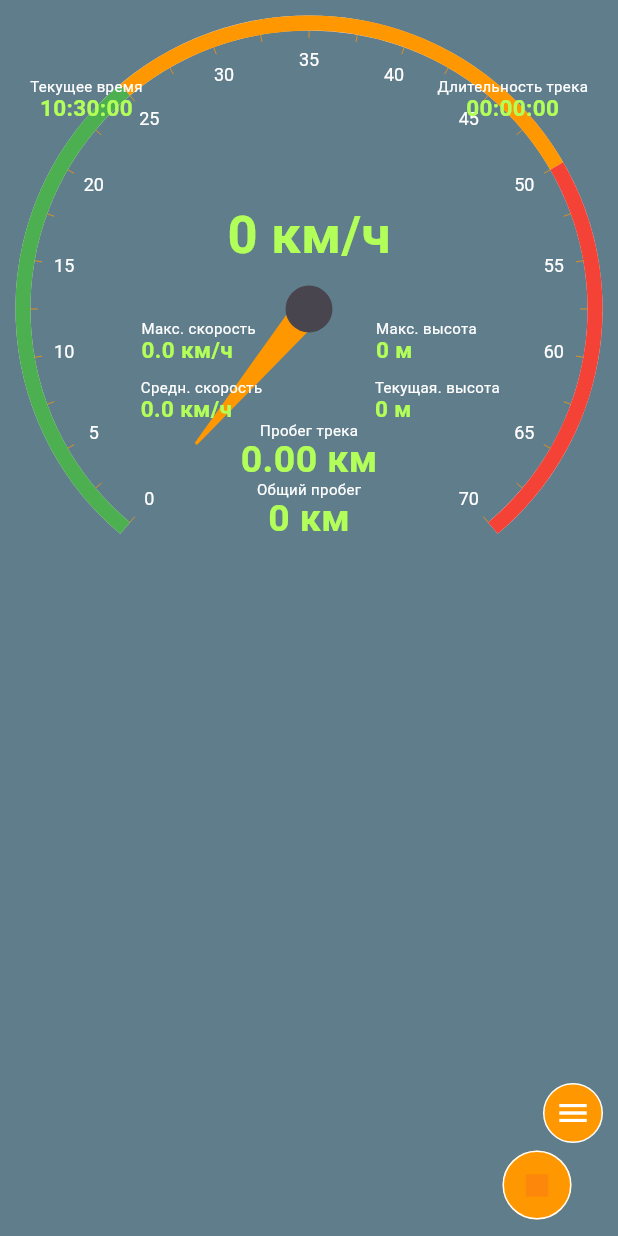
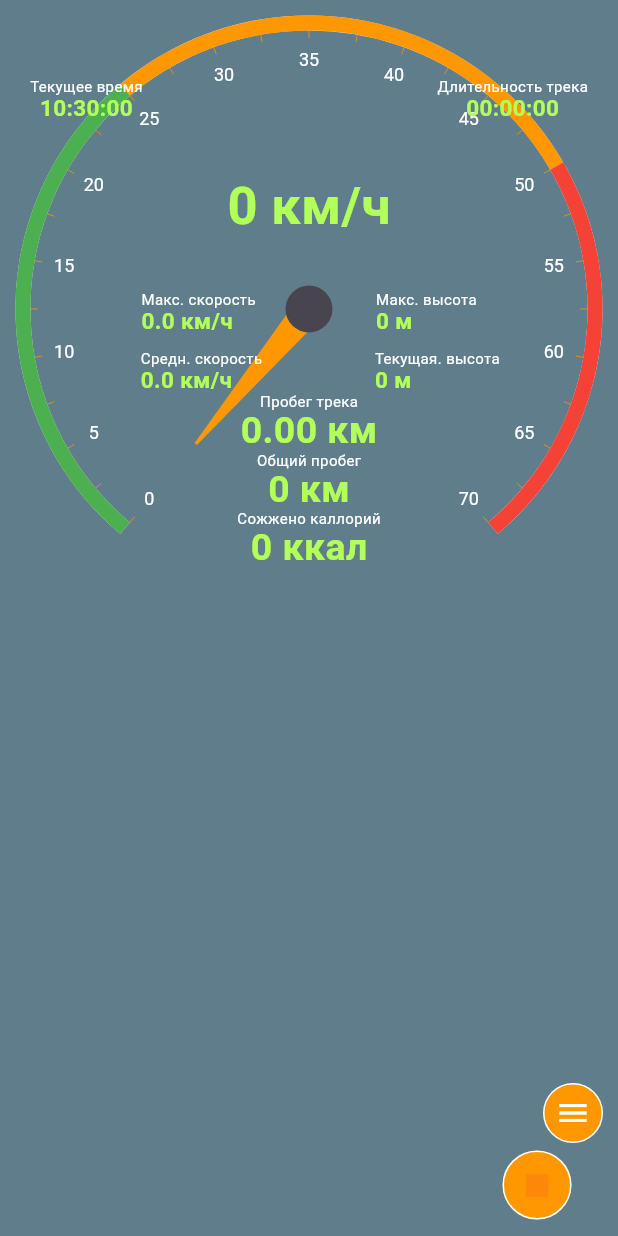
Before and after one commit to FeofanGreek/biketracker, a Flutter app: the screen it shows after launch, after a tap on the "fiber manual record" icon, on a phone screen of 412 x 824 dp. Run offline on Flutter 3.47's test engine with Material 3 defaults, Android fonts, the phone set to English and light mode, and no system bars; drawn by our look-alikes of fl_chart, syncfusion_flutter_gauges; our stand-ins replace auto_size_text, flutter_map, geolocator, go_router, latlong2, mask_text_input_formatter and 4 more; missing offline and left inert: dart:html, flutter_background, flutter_verification_code, flutter_webrtc, motion_sensors, vector_map_tiles; accounts and stored records are empty; network calls fail.

Commit message:
добавил расчет калорий

```diff
--- /dev/null
+++ b/lib/calories_calculator.dart
@@ -0,0 +1,10 @@
+double userWeight = 90; // вес пользователя в килограммах
+
+// Определяем MET по средней скорости
+double getMET(double speed) {
+  if (speed < 16) return 4.0;
+  if (speed < 19) return 6.0;
+  if (speed < 22) return 8.0;
+  if (speed < 25) return 10.0;
+  return 12.0;
+}
--- a/lib/main.dart
+++ b/lib/main.dart
@@ -42,7 +42,8 @@ Track trackModel = Track(
     circlesStory: [],
     heightStory: []
 );
-DBdriver db = DBdriver();
+
+DbDriver db = DbDriver();
 
 ViewTunes viewTunes = ViewTunes();
 
@@ -55,7 +56,7 @@ final router = GoRouter(
   routes: [
     GoRoute(
       path: '/',
-      builder: (_, __) => MyApp(),
+      builder: (_, __) => const MyApp(),
       routes: [
         GoRoute(
           path: 'videocall',
@@ -63,7 +64,7 @@ final router = GoRouter(
         ),
         GoRoute(
           path: 'getsharedroute',
-          builder: (_, __) => MyApp(),
+          builder: (_, __) => const MyApp(),
         ),
       ],
     ),
@@ -111,10 +112,10 @@ void main() {
 
 ///for chat
 Future<bool> startForegroundService() async {
-  final androidConfig = FlutterBackgroundAndroidConfig(
+  const androidConfig = FlutterBackgroundAndroidConfig(
     notificationTitle: 'Title of the notification',
     notificationText: 'Text of the notification',
-    notificationImportance: AndroidNotificationImportance.Default,
+    notificationImportance: AndroidNotificationImportance.normal,
     notificationIcon: AndroidResource(
         name: 'background_icon',
         defType: 'drawable'), // Default is ic_launcher from folder mipmap
@@ -162,7 +163,7 @@ class MyHomePage extends StatefulWidget {
 
 class MyHomePageState extends State<MyHomePage> with WidgetsBindingObserver {
   static late MyHomePageState instance;
-  double ScreenWidth = 0.0;
+  double screenWidth = 0.0;
   bool showCart = true;
 
 setter(){
@@ -176,7 +177,7 @@ openVariables()async {
 bool portrait = true;
 
 showSnack() {
-  Timer(Duration(seconds: 1), () {
+  Timer(const Duration(seconds: 1), () {
     if (viewTunes.mapTable == 0) {
       Random random = Random();
       int randomNumber = random.nextInt(promts_map.length - 1);
@@ -198,7 +199,9 @@ showSnack() {
     motionSensors.screenOrientation.listen((ScreenOrientationEvent event) {
       event.angle == 0 || event.angle == 180 || event.angle == -180.0 ?
       portrait = true : portrait = false;
-      print(event.angle);
+      if (kDebugMode) {
+        debugPrint(event.angle.toString());
+      }
       setter();
     });
 
@@ -209,7 +212,7 @@ showSnack() {
     openVariables();
     ///проверить наличие БД
 
-    db.setDB();
+    db.setdb();
     WakelockPlus.enable();
     WakelockPlus.toggle(enable: true);
     super.initState();
@@ -234,39 +237,45 @@ showSnack() {
     // Приложение выключено
 
     if(state == AppLifecycleState.inactive){
-      print('Приложение не активно');
+      if (kDebugMode) {
+        print('Приложение не активно');
+      }
     }
     else if(state == AppLifecycleState.detached){
-      print('Приложение выключено');
+      if (kDebugMode) {
+        print('Приложение выключено');
+      }
       if(!trackModel.recordInProgress) {
         trackModel.stopRecord();
       }
     }
     else if(state == AppLifecycleState.paused){
-      print('приложение свернуто');
+      if (kDebugMode) {
+        print('приложение свернуто');
+      }
     }
     else if(state == AppLifecycleState.resumed){
-      kDebugMode ? print('🔙 Вернулись в приложение') : null;
+      if(kDebugMode )print('🔙 Вернулись в приложение');
 
     }
   }
 
   @override
   Widget build(BuildContext context) {
-    ScreenWidth = MediaQuery.of(context).size.width;
+    screenWidth = MediaQuery.of(context).size.width;
     return Scaffold(
       backgroundColor: Colors.blueGrey,
       body: viewTunes.mapTable == 0 ? Stack(
         children: [
           GraphicsView(),
-          Buttons()
+          const Buttons()
 
         ],
       )
           : Stack(
           children: [
             TableView(),
-            Buttons()
+            const Buttons()
 
           ],
       )
--- a/lib/map.dart
+++ b/lib/map.dart
@@ -1,8 +1,5 @@
 
 import 'dart:async';
-import 'dart:math';
-import 'package:biketracker/utils.dart';
-import 'package:biketracker/variables.dart';
 import 'package:biketracker/widgets/compas.dart';
 import 'package:flutter/cupertino.dart';
 import 'package:flutter/material.dart';
@@ -16,6 +13,8 @@ import 'main.dart';
 
 
 class MapFlutter extends StatefulWidget {
+  const MapFlutter({super.key});
+
 
   @override
   MapFlutterState createState() => MapFlutterState();
@@ -40,9 +39,9 @@ class MapFlutterState extends State<MapFlutter> {
       _style = await _readStyle();
     } catch (e, stack) {
       // ignore: avoid_print
-      print(e);
+      debugPrint(e.toString());
       // ignore: avoid_print
-      print(stack);
+      debugPrint(stack.toString());
       //_error = e;
     }
     if(mounted)setState(() {});
@@ -75,7 +74,7 @@ class MapFlutterState extends State<MapFlutter> {
 
   @override
   Widget build(BuildContext context) {
-    return _style == null ? SizedBox.shrink()
+    return _style == null ? const SizedBox.shrink()
         : FlutterMap(
         mapController: trackModel.controllerMap,
         options: MapOptions(
@@ -83,23 +82,25 @@ class MapFlutterState extends State<MapFlutter> {
             trackModel.targetCoords = coords;
             MyHomePageState.instance.setter();
           },
-            center: trackModel.currenLocation,
-            zoom: 18,
+            initialCenter: trackModel.currenLocation,
+            initialZoom: 18,
             maxZoom: 22,
-            interactiveFlags: InteractiveFlag.drag |
+          interactionOptions: const InteractionOptions(
+            flags: InteractiveFlag.drag |
             InteractiveFlag.flingAnimation |
             InteractiveFlag.pinchMove |
             InteractiveFlag.pinchZoom |
             InteractiveFlag.doubleTapZoom,
+          ),
 
         ),
-        nonRotatedChildren: [
-              Positioned(
-              top:10,
-              right: 10,
-                  child:CompassWidget()
-              ),
-            ],
+        // nonRotatedChildren: [
+        //       Positioned(
+        //       top:10,
+        //       right: 10,
+        //           child:CompassWidget()
+        //       ),
+        //     ],
         children: [
           VectorTileLayer(
               tileProviders: _style!.providers,
@@ -109,10 +110,10 @@ class MapFlutterState extends State<MapFlutter> {
               tileOffset: TileOffset.mapbox,
               layerMode: VectorTileLayerMode.vector),
 
-          PolylineLayer(
+          if((trackModel.ploylinePositions??[]).isNotEmpty)PolylineLayer(
               polylines: [
                 Polyline(
-                    points: trackModel.ploylinePositions!,
+                    points: trackModel.ploylinePositions??[],
                     strokeWidth: 4,
                     color: Colors.lightGreenAccent
                 )
@@ -122,19 +123,19 @@ class MapFlutterState extends State<MapFlutter> {
               markers: [
                 Marker(
                     point: trackModel.currenLocation,
-                    builder: (BuildContext context) => Transform.rotate(
-                      angle: trackModel.azimuth * pi / 180,
-                      child:const Icon(CupertinoIcons.location_north_fill, color: Colors.orange,)
+                    child: Transform.rotate(
+                        angle: trackModel.azimuth * pi / 180,
+                        child:const Icon(CupertinoIcons.location_north_fill, color: Colors.orange,)
                     )
 
                 ),
                 Marker(
                     point: trackModel.targetCoords,
-                    builder: (BuildContext context) => Transform.rotate(
+                    child: Transform.rotate(
                         angle: trackModel.azimuth * pi / 180,
                         child:GestureDetector(
     onTap: (){
-      trackModel.targetCoords = LatLng(0.0, 0.0);
+      trackModel.targetCoords = const LatLng(0.0, 0.0);
     },
                           child: const Icon(CupertinoIcons.star, color: Colors.yellow,),
     )
@@ -143,6 +144,11 @@ class MapFlutterState extends State<MapFlutter> {
                 )
               ]
           ),
+          Positioned(
+              top:10,
+              right: 10,
+              child:CompassWidget()
+          ),
       ]
     );
   }
--- a/lib/model.dart
+++ b/lib/model.dart
@@ -9,6 +9,7 @@ import 'package:latlong2/latlong.dart';
 import 'package:shared_preferences/shared_preferences.dart';
 import 'package:sqflite/sqflite.dart';
 import 'package:path/path.dart';
+import 'calories_calculator.dart';
 import 'main.dart';
 import 'dart:io';
 
@@ -54,9 +55,14 @@ class Track{
   List<LatLng>? ploylinePositions = [];
   bool recordInProgress = false;
   late StreamSubscription<Position> positionStream;
-  LatLng currenLocation = LatLng(0.0,0.0);
-  LatLng targetCoords = LatLng(0.0,0.0);
+  LatLng currenLocation = const LatLng(0.0,0.0);
+  LatLng targetCoords = const LatLng(0.0,0.0);
   final MapController controllerMap = MapController();
+
+
+  // Вычисляем длительность в часах
+  double get durationInHours => trackDuration!.inSeconds / 3600;
+  double get caloriesBurned => elevationCoeff() * userWeight * durationInHours;
 
   Track({
     this.trackID,
@@ -73,8 +79,36 @@ class Track{
     required this.heightStory
   });
 
+  ///учет изменения высоты
+  double elevationCoeff(){
+    double gainUp = 0;
+    double gainDown = 0;
 
-  factory Track.fromMap(Map<String, dynamic> _json) => Track(circlesStory: [], heightStory: []);
+    for (int i = 1; i < heightStory.length; i++) {
+      double delta = heightStory[i] - heightStory[i - 1];
+
+      if (delta > 0) {
+        gainUp += delta;
+      } else {
+        gainDown += -delta;
+      }
+    }
+
+// Коэффициент коррекции MET: чем больше подъемов — тем выше MET
+    double elevationFactor = 1.0;
+
+    if (gainUp > 50 && gainUp > gainDown) {
+      elevationFactor += (gainUp - gainDown) / 200; // 1 MET на каждые 200 м превышения набора над спуском
+      elevationFactor = elevationFactor.clamp(1.0, 1.5); // Ограничим рост MET максимум до +50%
+    }
+
+    double metBase = getMET(middleSpeed!); // Как раньше по средней скорости
+    double metCorrected = metBase * elevationFactor;
+    return metCorrected;
+  }
+
+
+  factory Track.fromMap(Map<String, dynamic> json) => Track(circlesStory: [], heightStory: []);
 
   ///stoping record track
   Future<bool>stopRecord()async{
@@ -86,8 +120,8 @@ class Track{
       maxHeight = 0;
       ploylinePositions = [];
       positions = [];
-      trackDuration = Duration(seconds: 0);
-      circleDuration = Duration(seconds: 0);
+      trackDuration = const Duration(seconds: 0);
+      circleDuration = const Duration(seconds: 0);
       //circlesStory = [];
       stopTime = DateTime.now();
       startCircle = DateTime.now();
@@ -99,7 +133,7 @@ class Track{
   }
 
   ///starting record track
-  startRecord(){
+ void startRecord(){
     name = '${DateFormat.yMMMd('ru').format(DateTime.now())} ${DateFormat.Hms('ru').format(DateTime.now())}';
     startTime = DateTime.now();
     trackID = 0;
@@ -109,16 +143,15 @@ class Track{
     maxHeight = 0;
     ploylinePositions = [];
     positions = [];
-    trackDuration = Duration(seconds: 0);
-    circleDuration = Duration(seconds: 0);
+    trackDuration = const Duration(seconds: 0);
+    circleDuration = const Duration(seconds: 0);
     circlesStory = [];
     startTime = DateTime.now();
     startCircle = DateTime.now();
     heightStory = [];
   }
 
-
-  setValues(Position position)async{
+  Future<void> setValues(Position position)async{
 
       speed = position.speed * 3.6;
       speeds.add(position.speed * 3.6);
@@ -157,30 +190,30 @@ class Track{
       trackID == 0 && recordInProgress ? ploylinePositions!.add(currenLocation) : null;
       try{
         ///перемещать карту тогда когда идет запись трека и трекИД == 0
-        trackID == 0 ? controllerMap.move(currenLocation, controllerMap.zoom) : null;
-      }catch(e){}
-
+        trackID == 0 ? controllerMap.move(currenLocation, controllerMap.camera.zoom) : null;
+      }catch(e){
+        debugPrint(e.toString());
+      }
       MyHomePageState.instance.setter();
-
   }
 
 }
 
-class DBdriver{
+class DbDriver{
 
-  getDBPath()async{
+  getDbPath()async{
     var databasesPath = await getDatabasesPath();
     String path = join(databasesPath, 'test.db');
     return path;
   }
 
   ///определяем есть ли БД или еще нет
-  Future<bool>ExistsDB()async{
-    return await File(await getDBPath()).exists();
+  Future<bool>existsDb()async{
+    return await File(await getDbPath()).exists();
   }
 
-  setDB()async{
-    if(await ExistsDB()){
+  Future<bool> setdb()async{
+    if(await existsDb()){
       ///БД есть возвращаем удачу
       return true;
     }else{
@@ -191,12 +224,12 @@ class DBdriver{
   }
 
   ///создавалка всех таблиц
-  createTables()async{
-    Database database = await openDatabase(await getDBPath(), version: 1,);
-    await database.transaction((DB) async {
+  Future<void> createTables()async{
+    Database database = await openDatabase(await getDbPath(), version: 1,);
+    await database.transaction((db) async {
       ///создаем таблицу треков
 
-      await DB.rawQuery('CREATE TABLE Tracks ('
+      await db.rawQuery('CREATE TABLE Tracks ('
           'id INTEGER PRIMARY KEY, '
           'maxSpeed REAL, '
           'middleSpeed REAL, '
@@ -215,9 +248,9 @@ class DBdriver{
   ///записать трек
   Future<int>recordTrack(Track track)async{
     int result = 0;
-    Database database = await openDatabase(await getDBPath(), version: 1,);
-    await database.transaction((DB) async {
-      result = await DB.rawInsert('INSERT INTO [Tracks] ([maxSpeed], [middleSpeed], [maxHeight], [trackDuration], [currentDistance], [ploylinePositions], [circles], [heights], [startTime], [stopTime], [name]) '
+    Database database = await openDatabase(await getDbPath(), version: 1,);
+    await database.transaction((db) async {
+      result = await db.rawInsert('INSERT INTO [Tracks] ([maxSpeed], [middleSpeed], [maxHeight], [trackDuration], [currentDistance], [ploylinePositions], [circles], [heights], [startTime], [stopTime], [name]) '
           'VALUES(?,?,?,?,?,?,?,?,?,?,?)',
           [
             track.maxSpeed,
@@ -239,9 +272,9 @@ class DBdriver{
   ///get track list
   Future<List<Track>> getTrackList()async{
     List<Track> tracks = [];
-    Database database = await openDatabase(await getDBPath(), version: 1,);
-    await database.transaction((DB) async {
-      await DB.rawQuery('SELECT * FROM [Tracks] WHERE 1').then((value){
+    Database database = await openDatabase(await getDbPath(), version: 1,);
+    await database.transaction((db) async {
+      await db.rawQuery('SELECT * FROM [Tracks] WHERE 1').then((value){
         for(Map item in value){
           tracks.add(Track(
             trackID: item['id'],
@@ -264,9 +297,9 @@ class DBdriver{
   }
 
   Future<bool>deleteRecord(Track track)async{
-    Database database = await openDatabase(await getDBPath(), version: 1,);
-    await database.transaction((DB) async {
-      await DB.rawDelete('DELETE FROM [Tracks] WHERE [id] = ?',
+    Database database = await openDatabase(await getDbPath(), version: 1,);
+    await database.transaction((db) async {
+      await db.rawDelete('DELETE FROM [Tracks] WHERE [id] = ?',
           [
             track.trackID,
 
@@ -277,10 +310,10 @@ class DBdriver{
 
 
   ///обновить пользователя
-  updateTrack(Track track)async{
-    Database database = await openDatabase(await getDBPath(), version: 1,);
-    await database.transaction((DB) async {
-      await DB.rawUpdate('UPDATE [Tracks] SET [name] = ? WHERE [id] = ? ',
+ Future<void> updateTrack(Track track)async{
+    Database database = await openDatabase(await getDbPath(), version: 1,);
+    await database.transaction((db) async {
+      await db.rawUpdate('UPDATE [Tracks] SET [name] = ? WHERE [id] = ? ',
           [
             track.name,
             track.trackID
--- a/lib/p2p/main_video_call.dart
+++ b/lib/p2p/main_video_call.dart
@@ -9,8 +9,10 @@ import 'src/route_item.dart';
 
 
 class P2PApp extends StatefulWidget {
+  const P2PApp({super.key});
+
   @override
-  _P2PAppState createState() => new _P2PAppState();
+  P2PAppState createState() => P2PAppState();
 }
 
 enum DialogDemoAction {
@@ -18,7 +20,7 @@ enum DialogDemoAction {
   connect,
 }
 
-class _P2PAppState extends State<P2PApp> {
+class P2PAppState extends State<P2PApp> {
   List<RouteItem> items = [];
   String _server = 'https://0.0.0.0:8086';
   late SharedPreferences _prefs;
@@ -36,9 +38,9 @@ class _P2PAppState extends State<P2PApp> {
       ListTile(
         title: Text(item.title),
         onTap: () => item.push(context),
-        trailing: Icon(Icons.arrow_right),
+        trailing: const Icon(Icons.arrow_right),
       ),
-      Divider()
+      const Divider()
     ]);
   }
 
@@ -73,17 +75,19 @@ class _P2PAppState extends State<P2PApp> {
       context: context,
       builder: (BuildContext context) => child,
     ).then<void>((T? value) {
-      print(value);
+      debugPrint(value.toString());
       // The value passed to Navigator.pop() or null.
       if (value != null) {
         if (value == DialogDemoAction.connect) {
           _prefs.setString('server', _server);
-          Navigator.pushReplacement(
+         if(context.mounted) {
+           Navigator.pushReplacement(
               context,
               MaterialPageRoute(
                   builder: (BuildContext context) => _datachannel
                       ? DataChannelSample(host: _server)
                       : CallSample(host: _server))); //https://0.0.0.0:8086
+         }
         }
       }
     });
--- a/lib/p2p/src/call_sample/data_channel_sample.dart
+++ b/lib/p2p/src/call_sample/data_channel_sample.dart
@@ -95,7 +95,7 @@ class _DataChannelSampleState extends State<DataChannelSample> {
     _signaling?.onDataChannelMessage = (_, dc, RTCDataChannelMessage data) {
       setState(() {
         if (data.isBinary) {
-          print('Got binary [' + data.binary.toString() + ']');
+          debugPrint('Got binary [' + data.binary.toString() + ']');
         } else {
           _text = data.text;
         }
@@ -125,7 +125,7 @@ class _DataChannelSampleState extends State<DataChannelSample> {
           break;
         case CallState.CallStateBye:
           if (_waitAccept) {
-            print('peer reject');
+            debugPrint('peer reject');
             _waitAccept = false;
             Navigator.of(context).pop(false);
           }
--- a/lib/p2p/src/utils/screen_select_dialog.dart
+++ b/lib/p2p/src/utils/screen_select_dialog.dart
@@ -52,7 +52,7 @@ class _ThumbnailWidgetState extends State<ThumbnailWidget> {
               : null,
           child: InkWell(
             onTap: () {
-              print('Selected source id => ${widget.source.id}');
+              debugPrint('Selected source id => ${widget.source.id}');
               widget.onTap(widget.source);
             },
             child: widget.source.thumbnail != null
@@ -125,7 +125,7 @@ class ScreenSelectDialog extends Dialog {
     try {
       var sources = await desktopCapturer.getSources(types: [_sourceType]);
       sources.forEach((element) {
-        print(
+        debugPrint(
             'name: ${element.name}, id: ${element.id}, type: ${element.type}');
       });
       _timer?.cancel();
@@ -139,7 +139,7 @@ class ScreenSelectDialog extends Dialog {
       _stateSetter?.call(() {});
       return;
     } catch (e) {
-      print(e.toString());
+      debugPrint(e.toString());
     }
   }
 
--- a/lib/p2p/src/utils/turn_web.dart
+++ b/lib/p2p/src/utils/turn_web.dart
@@ -1,4 +1,5 @@
 import 'dart:convert';
+import 'package:flutter/cupertino.dart';
 import 'package:http/http.dart' as http;
 
 Future<Map> getTurnCredential(String host, int port) async {
@@ -6,7 +7,7 @@ Future<Map> getTurnCredential(String host, int port) async {
   final res = await http.get(Uri.parse(url));
   if (res.statusCode == 200) {
     var data = json.decode(res.body);
-    print('getTurnCredential:response => $data.');
+    debugPrint('getTurnCredential:response => $data.');
     return data;
   }
   return {};
--- a/lib/p2p/src/utils/websocket.dart
+++ b/lib/p2p/src/utils/websocket.dart
@@ -2,6 +2,8 @@ import 'dart:io';
 import 'dart:math';
 import 'dart:convert';
 import 'dart:async';
+
+import 'package:flutter/cupertino.dart';
 
 class SimpleWebSocket {
   String _url;
@@ -29,7 +31,7 @@ class SimpleWebSocket {
   send(data) {
     if (_socket != null) {
       _socket.add(data);
-      print('send: $data');
+      debugPrint('send: $data');
     }
   }
 
@@ -44,7 +46,7 @@ class SimpleWebSocket {
       HttpClient client = HttpClient(context: SecurityContext());
       client.badCertificateCallback =
           (X509Certificate cert, String host, int port) {
-        print(
+            debugPrint(
             'SimpleWebSocket: Allow self-signed certificate => $host:$port. ');
         return true;
       };
--- a/lib/p2p/src/utils/websocket_web.dart
+++ b/lib/p2p/src/utils/websocket_web.dart
@@ -1,5 +1,7 @@
 // ignore: avoid_web_libraries_in_flutter
 import 'dart:html';
+
+import 'package:flutter/cupertino.dart';
 
 class SimpleWebSocket {
   String _url;
@@ -34,9 +36,9 @@ class SimpleWebSocket {
   send(data) {
     if (_socket != null && _socket.readyState == WebSocket.OPEN) {
       _socket.send(data);
-      print('send: $data');
+      debugPrint('send: $data');
     } else {
-      print('WebSocket not connected, message $data not sent');
+      debugPrint('WebSocket not connected, message $data not sent');
     }
   }
 
--- a/lib/p2p/src/widgets/screen_select_dialog.dart
+++ b/lib/p2p/src/widgets/screen_select_dialog.dart
@@ -52,7 +52,7 @@ class _ThumbnailWidgetState extends State<ThumbnailWidget> {
               : null,
           child: InkWell(
             onTap: () {
-              print('Selected source id => ${widget.source.id}');
+              debugPrint('Selected source id => ${widget.source.id}');
               widget.onTap(widget.source);
             },
             child: widget.source.thumbnail != null
@@ -125,7 +125,7 @@ class ScreenSelectDialog extends Dialog {
     try {
       var sources = await desktopCapturer.getSources(types: [_sourceType]);
       sources.forEach((element) {
-        print(
+        debugPrint(
             'name: ${element.name}, id: ${element.id}, type: ${element.type}');
       });
       _timer?.cancel();
@@ -139,7 +139,7 @@ class ScreenSelectDialog extends Dialog {
       _stateSetter?.call(() {});
       return;
     } catch (e) {
-      print(e.toString());
+      debugPrint(e.toString());
     }
   }
 
--- a/lib/screens/speedometr.dart
+++ b/lib/screens/speedometr.dart
@@ -33,8 +33,7 @@ class Speedometr extends StatelessWidget {
                     ],
                     annotations: <GaugeAnnotation>[
                       GaugeAnnotation(
-                          widget: Container(
-                              child: Column(
+                          widget: Column(
                               children: [
                                 Text('${trackModel.speed < 0 ? 0 : trackModel.speed.round()} км/ч',style: TextStyle(fontSize: 35,fontWeight: FontWeight.bold, color: Colors.lightGreenAccent)),
                                 const SizedBox(height: 30,),
@@ -85,17 +84,17 @@ class Speedometr extends StatelessWidget {
                                   children: [
                                     const Text('Пробег трека',style: TextStyle(fontSize: 10, color:Colors.white)),
                                     Text('${(trackModel.currentDistance! / 1000).toStringAsFixed(2)} км',style: const TextStyle(fontSize: 25,fontWeight: FontWeight.bold, height: 1, color: Colors.lightGreenAccent)),
-                                      ],
-                                    ),
-                                    Column(
-                                      children: [
+
                                     const Text('Общий пробег',style: TextStyle(fontSize: 10, color:Colors.white)),
                                     Text('${(trackModel.cumulativeDistance / 1000 ).round()} км',style: const TextStyle(fontSize: 25,fontWeight: FontWeight.bold, height: 1, color: Colors.lightGreenAccent)),
+
+                                    const Text('Сожжено каллорий',style: TextStyle(fontSize: 10, color:Colors.white)),
+                                    Text('${trackModel.caloriesBurned.toStringAsFixed(0)} ккал',style: const TextStyle(fontSize: 25,fontWeight: FontWeight.bold, height: 1, color: Colors.lightGreenAccent)),
+
                                   ],
                                 ),
                                 SizedBox(height: !MyHomePageState.instance.portrait ? MediaQuery.of(context).size.height /3.5 : MediaQuery.of(context).size.width /3.5,),
-                                  ])
-                          ),
+                              ]),
                           angle: 90, positionFactor: 0.5
                       )]
                 )]),
```
Also changed, not shown: lib/p2p/src/call_sample/call_sample.dart (+35 -38 lines), lib/p2p/src/call_sample/signaling.dart (+11 -17 lines), lib/p2p/src/utils/turn.dart (+5 -3 lines), lib/screens/buttons.dart (+9 -4 lines), lib/screens/table_view.dart (+15 -12 lines), pubspec.yaml (+32 -32 lines), pubspec.lock, 6 other files. Lines whose indentation alone changed are shown as unchanged.
